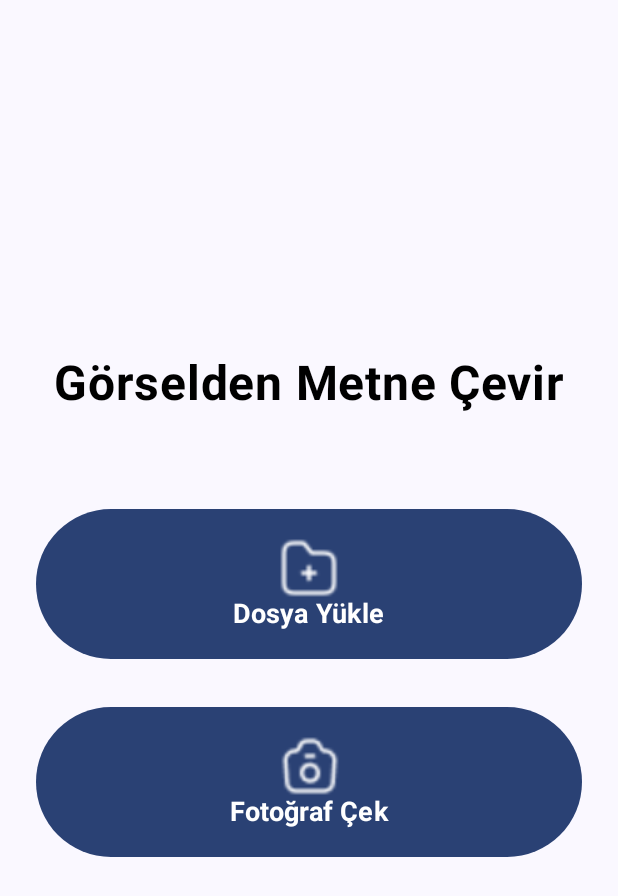
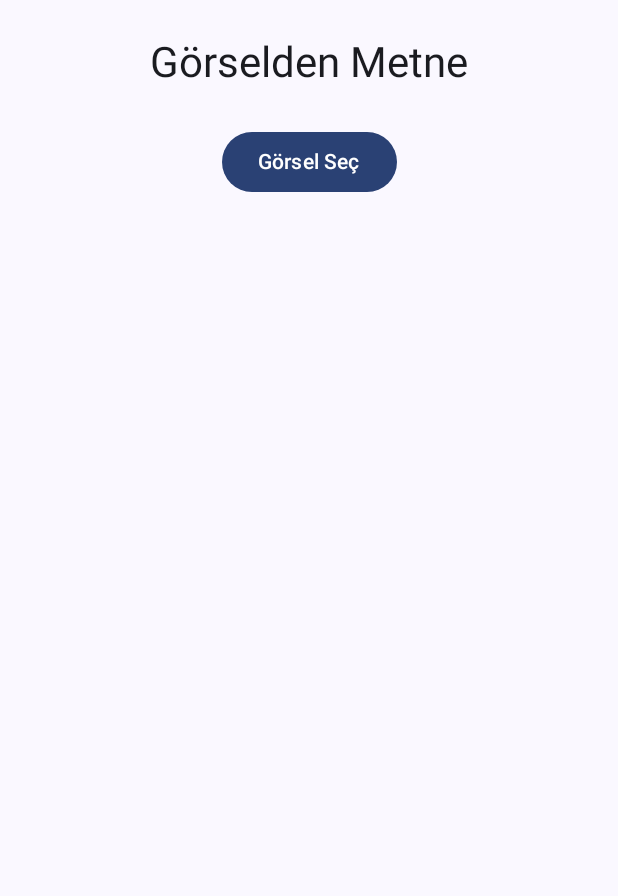
Before and after one commit to hasanhuseyinkayik/transcripty, an Android app built with Jetpack Compose: the ImageToTextScreen screen opened through its navigation route, after a tap on "Dosya Yükle", on a phone screen of 412 x 824 dp. Shown: the top 896 px of the screen. Run offline under Robolectric (Android 15) with nearby library versions, the phone set to English and light mode, and no system bars; libraries missing offline, so code that uses them is left out: com.google.mlkit.vision.

Commit message:
ImageToText option added for Upload Image Button.

```diff
--- a/app/build.gradle.kts
+++ b/app/build.gradle.kts
@@ -41,6 +41,7 @@ android {
 
 dependencies {
 
+    implementation ("com.google.mlkit:text-recognition:16.0.0")
     implementation("com.amazonaws:aws-android-sdk-polly:2.16.0")
     implementation ("com.amazonaws:aws-android-sdk-core:2.23.0")
     implementation("androidx.navigation:navigation-compose:2.7.7")
--- a/app/src/main/java/com/hasanhuseyinkayik/transcriptydeneme1/AppNavigation.kt
+++ b/app/src/main/java/com/hasanhuseyinkayik/transcriptydeneme1/AppNavigation.kt
@@ -1,9 +1,11 @@
 package com.hasanhuseyinkayik.transcriptydeneme1
 
 import androidx.compose.runtime.Composable
+import androidx.navigation.NavController
 import androidx.navigation.compose.NavHost
 import androidx.navigation.compose.composable
 import androidx.navigation.compose.rememberNavController
+import com.hasanhuseyinkayik.transcriptydeneme1.mainMenu.ImageToText
 import com.hasanhuseyinkayik.transcriptydeneme1.mainMenu.ImageToTextScreen
 import com.hasanhuseyinkayik.transcriptydeneme1.mainMenu.MainScreen
 import com.hasanhuseyinkayik.transcriptydeneme1.mainMenu.SpeechToText
@@ -28,7 +30,10 @@ fun AppNavigation() {
             TextToSpeechFileUpload(navController = navController)
         }
         composable("image_to_text"){
-            ImageToTextScreen()
+            ImageToTextScreen(navController = navController)
+        }
+        composable("uploadImageFile"){
+            ImageToText()
         }
     }
 }
--- /dev/null
+++ b/app/src/main/java/com/hasanhuseyinkayik/transcriptydeneme1/mainMenu/ImageToText.kt
@@ -0,0 +1,96 @@
+package com.hasanhuseyinkayik.transcriptydeneme1.mainMenu
+
+import android.graphics.BitmapFactory
+import android.net.Uri
+import androidx.activity.compose.rememberLauncherForActivityResult
+import androidx.activity.result.contract.ActivityResultContracts
+import androidx.compose.foundation.Image
+import androidx.compose.foundation.layout.*
+import androidx.compose.foundation.rememberScrollState
+import androidx.compose.foundation.verticalScroll
+import androidx.compose.material3.*
+import androidx.compose.runtime.*
+import androidx.compose.ui.Alignment
+import androidx.compose.ui.Modifier
+import androidx.compose.ui.graphics.asImageBitmap
+import androidx.compose.ui.platform.LocalContext
+import androidx.compose.ui.unit.dp
+import com.google.mlkit.vision.common.InputImage
+import com.google.mlkit.vision.text.TextRecognition
+import com.google.mlkit.vision.text.latin.TextRecognizerOptions
+import java.io.InputStream
+
+@Composable
+fun ImageToText() {
+    val context = LocalContext.current
+    var selectedImageUri by remember { mutableStateOf<Uri?>(null) }
+    var recognizedText by remember { mutableStateOf("") }
+    val scrollState = rememberScrollState()
+
+    val imagePickerLauncher = rememberLauncherForActivityResult(
+        contract = ActivityResultContracts.GetContent(),
+        onResult = { uri ->
+            uri?.let {
+                selectedImageUri = it
+                val inputStream: InputStream? = context.contentResolver.openInputStream(it)
+                val bitmap = BitmapFactory.decodeStream(inputStream)
+                val image = InputImage.fromBitmap(bitmap, 0)
+                val recognizer = TextRecognition.getClient(TextRecognizerOptions.DEFAULT_OPTIONS)
+
+                recognizer.process(image)
+                    .addOnSuccessListener { visionText ->
+                        recognizedText = visionText.text
+                    }
+                    .addOnFailureListener {
+                        recognizedText = "Metin tanınamadı: ${it.message}"
+                    }
+            }
+        }
+    )
+
+    Column(
+        modifier = Modifier
+            .fillMaxSize()
+            .padding(24.dp)
+            .verticalScroll(scrollState),
+        horizontalAlignment = Alignment.CenterHorizontally,
+        verticalArrangement = Arrangement.Top
+    ) {
+        Text(
+            "Görselden Metne",
+            style = MaterialTheme.typography.headlineMedium
+        )
+        Spacer(modifier = Modifier.height(24.dp))
+
+        Button(onClick = { imagePickerLauncher.launch("image/*") }) {
+            Text("Görsel Seç")
+        }
+
+        Spacer(modifier = Modifier.height(24.dp))
+
+        selectedImageUri?.let { uri ->
+            val inputStream = context.contentResolver.openInputStream(uri)
+            val bitmap = BitmapFactory.decodeStream(inputStream)
+            bitmap?.let {
+                Image(
+                    bitmap = it.asImageBitmap(),
+                    contentDescription = null,
+                    modifier = Modifier
+                        .fillMaxWidth()
+                        .height(200.dp)
+                )
+            }
+        }
+
+        Spacer(modifier = Modifier.height(24.dp))
+
+        if (recognizedText.isNotEmpty()) {
+            Text("Tanımlanan Metin:", style = MaterialTheme.typography.titleMedium)
+            Spacer(modifier = Modifier.height(8.dp))
+            Text(
+                text = recognizedText,
+                style = MaterialTheme.typography.bodyLarge
+            )
+        }
+    }
+}
--- a/app/src/main/java/com/hasanhuseyinkayik/transcriptydeneme1/mainMenu/ImageToTextScreen.kt
+++ b/app/src/main/java/com/hasanhuseyinkayik/transcriptydeneme1/mainMenu/ImageToTextScreen.kt
@@ -11,11 +11,12 @@ import androidx.compose.ui.tooling.preview.Preview
 import androidx.compose.ui.unit.dp
 import androidx.compose.ui.unit.sp
 import androidx.compose.ui.text.font.FontWeight
+import androidx.navigation.NavController
 import com.hasanhuseyinkayik.transcriptydeneme1.R
 import com.hasanhuseyinkayik.transcriptydeneme1.ui.theme.TranscriptyDeneme1Theme
 
 @Composable
-fun ImageToTextScreen() {
+fun ImageToTextScreen(navController: NavController) {
     Column(
         modifier = Modifier
             .fillMaxSize()
@@ -32,7 +33,7 @@ fun ImageToTextScreen() {
         )
 
         Button(
-            onClick = { /* Dosya Yükleme işlemi */ },
+            onClick = { navController.navigate("uploadImageFile")},
             modifier = Modifier
                 .fillMaxWidth()
                 .padding(vertical = 16.dp)
@@ -58,7 +59,7 @@ fun ImageToTextScreen() {
         }
 
         Button(
-            onClick = { /* Ses kaydetme işlemi */ },
+            onClick = { /* Fotoğraf çekme işlemi */ },
             modifier = Modifier
                 .fillMaxWidth()
                 .padding(vertical = 16.dp)
```
Also changed, not shown: app/src/main/res/drawable/text.png (deleted).
